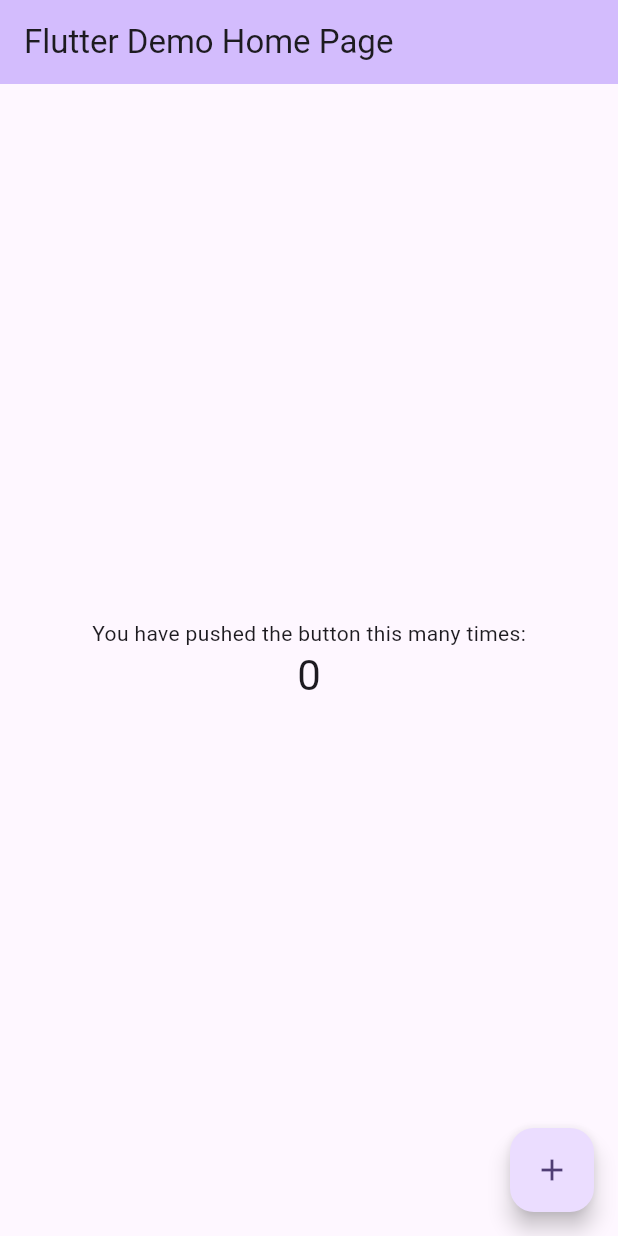
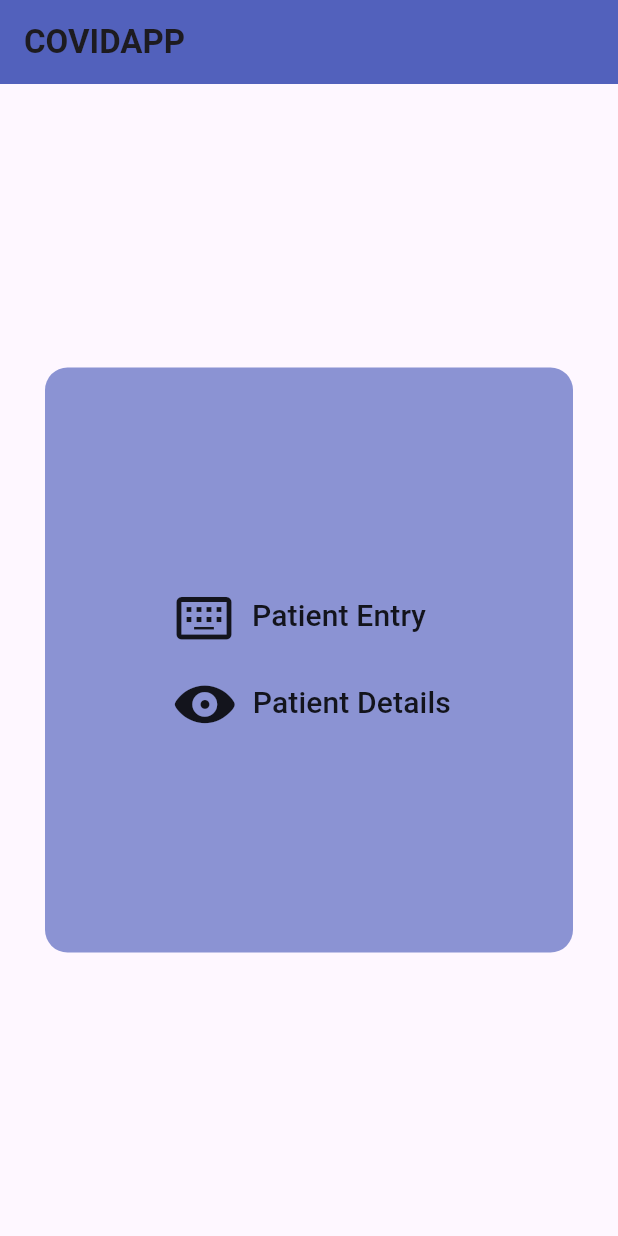
Before and after one commit to devadathanbabu/covidapp_frontend, a Flutter app: the screen it shows after launch, on a phone screen of 412 x 824 dp. Run offline on Flutter 3.47's test engine with Material 3 defaults, Android fonts, the phone set to English and light mode, and no system bars.

Commit message:
menu completed

```diff
--- a/lib/main.dart
+++ b/lib/main.dart
@@ -1,125 +1,18 @@
+import 'package:covidapp/pages/menu.dart';
 import 'package:flutter/material.dart';
 
-void main() {
-  runApp(const MyApp());
+void main()
+{
+  runApp(HomePage());
 }
+class HomePage extends StatelessWidget {
+  const HomePage({super.key});
 
-class MyApp extends StatelessWidget {
-  const MyApp({super.key});
-
-  // This widget is the root of your application.
   @override
   Widget build(BuildContext context) {
     return MaterialApp(
-      title: 'Flutter Demo',
-      theme: ThemeData(
-        // This is the theme of your application.
-        //
-        // TRY THIS: Try running your application with "flutter run". You'll see
-        // the application has a purple toolbar. Then, without quitting the app,
-        // try changing the seedColor in the colorScheme below to Colors.green
-        // and then invoke "hot reload" (save your changes or press the "hot
-        // reload" button in a Flutter-supported IDE, or press "r" if you used
-        // the command line to start the app).
-        //
-        // Notice that the counter didn't reset back to zero; the application
-        // state is not lost during the reload. To reset the state, use hot
-        // restart instead.
-        //
-        // This works for code too, not just values: Most code changes can be
-        // tested with just a hot reload.
-        colorScheme: ColorScheme.fromSeed(seedColor: Colors.deepPurple),
-        useMaterial3: true,
-      ),
-      home: const MyHomePage(title: 'Flutter Demo Home Page'),
+      debugShowCheckedModeBanner: false,
+      home:MenuPage()
     );
   }
 }
-
-class MyHomePage extends StatefulWidget {
-  const MyHomePage({super.key, required this.title});
-
-  // This widget is the home page of your application. It is stateful, meaning
-  // that it has a State object (defined below) that contains fields that affect
-  // how it looks.
-
-  // This class is the configuration for the state. It holds the values (in this
-  // case the title) provided by the parent (in this case the App widget) and
-  // used by the build method of the State. Fields in a Widget subclass are
-  // always marked "final".
-
-  final String title;
-
-  @override
-  State<MyHomePage> createState() => _MyHomePageState();
-}
-
-class _MyHomePageState extends State<MyHomePage> {
-  int _counter = 0;
-
-  void _incrementCounter() {
-    setState(() {
-      // This call to setState tells the Flutter framework that something has
-      // changed in this State, which causes it to rerun the build method below
-      // so that the display can reflect the updated values. If we changed
-      // _counter without calling setState(), then the build method would not be
-      // called again, and so nothing would appear to happen.
-      _counter++;
-    });
-  }
-
-  @override
-  Widget build(BuildContext context) {
-    // This method is rerun every time setState is called, for instance as done
-    // by the _incrementCounter method above.
-    //
-    // The Flutter framework has been optimized to make rerunning build methods
-    // fast, so that you can just rebuild anything that needs updating rather
-    // than having to individually change instances of widgets.
-    return Scaffold(
-      appBar: AppBar(
-        // TRY THIS: Try changing the color here to a specific color (to
-        // Colors.amber, perhaps?) and trigger a hot reload to see the AppBar
-        // change color while the other colors stay the same.
-        backgroundColor: Theme.of(context).colorScheme.inversePrimary,
-        // Here we take the value from the MyHomePage object that was created by
-        // the App.build method, and use it to set our appbar title.
-        title: Text(widget.title),
-      ),
-      body: Center(
-        // Center is a layout widget. It takes a single child and positions it
-        // in the middle of the parent.
-        child: Column(
-          // Column is also a layout widget. It takes a list of children and
-          // arranges them vertically. By default, it sizes itself to fit its
-          // children horizontally, and tries to be as tall as its parent.
-          //
-          // Column has various properties to control how it sizes itself and
-          // how it positions its children. Here we use mainAxisAlignment to
-          // center the children vertically; the main axis here is the vertical
-          // axis because Columns are vertical (the cross axis would be
-          // horizontal).
-          //
-          // TRY THIS: Invoke "debug painting" (choose the "Toggle Debug Paint"
-          // action in the IDE, or press "p" in the console), to see the
-          // wireframe for each widget.
-          mainAxisAlignment: MainAxisAlignment.center,
-          children: <Widget>[
-            const Text(
-              'You have pushed the button this many times:',
-            ),
-            Text(
-              '$_counter',
-              style: Theme.of(context).textTheme.headlineMedium,
-            ),
-          ],
-        ),
-      ),
-      floatingActionButton: FloatingActionButton(
-        onPressed: _incrementCounter,
-        tooltip: 'Increment',
-        child: const Icon(Icons.add),
-      ), // This trailing comma makes auto-formatting nicer for build methods.
-    );
-  }
-}
--- /dev/null
+++ b/lib/pages/menu.dart
@@ -0,0 +1,68 @@
+import 'package:flutter/cupertino.dart';
+import 'package:flutter/material.dart';
+
+class MenuPage extends StatefulWidget {
+  const MenuPage({super.key});
+
+  @override
+  State<MenuPage> createState() => _MenuPageState();
+}
+
+class _MenuPageState extends State<MenuPage> {
+  @override
+  Widget build(BuildContext context) {
+    return Scaffold(
+      appBar: AppBar(
+        title: Text("COVIDAPP",style: TextStyle(fontWeight: FontWeight.bold),),
+        backgroundColor: Colors.indigo.withOpacity(0.9),
+      ),
+      body:Column(
+        mainAxisAlignment: MainAxisAlignment.center,
+        children: [
+          SizedBox(width: 20,),
+          Container(
+             height: 390,
+             width: 390,
+           decoration: BoxDecoration(
+             borderRadius: BorderRadius.circular(15),
+             color: Colors.indigo.withOpacity(0.6),
+           ),
+
+            margin: EdgeInsets.all(30),
+            padding: EdgeInsets.all(60),
+            child: Column(
+              mainAxisAlignment: MainAxisAlignment.center,
+              children: [
+                Row(
+                   mainAxisAlignment: MainAxisAlignment.center,
+                  children: [
+                     SizedBox(height: 10,),
+                    Icon(Icons.keyboard_alt_outlined,size: 40,),
+                    TextButton(
+                        onPressed: (){}, child: Text("Patient Entry",
+                      style: TextStyle(fontSize: 20,
+                      color: Colors.black87),
+                    ))
+                  ],
+                ),
+                 SizedBox(height: 10,),
+                Row(
+                  mainAxisAlignment: MainAxisAlignment.center,
+                  children: [
+                    SizedBox(width: 17,),
+                    Icon(CupertinoIcons.eye_fill,size: 40,),
+                    TextButton(onPressed: (){},
+                        child: Text("Patient Details",
+                        style: TextStyle(fontSize: 20,
+                        color: Colors.black87),))
+                  ],
+                )
+
+              ],
+            ),
+          ),
+        ],
+      )
+    );
+  }
+}
```
